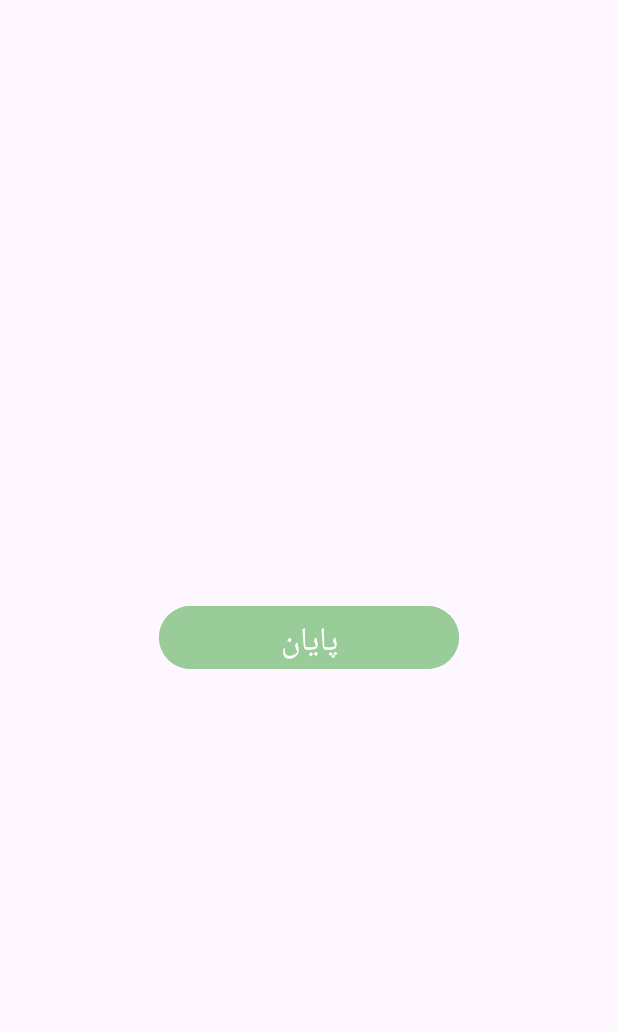
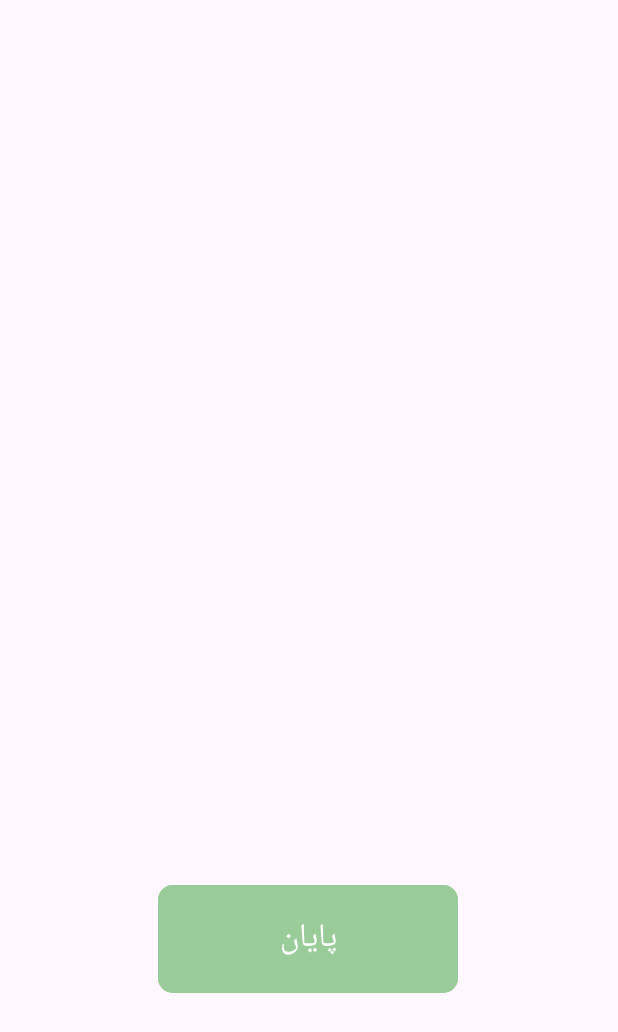
Before and after one commit to gooyacoder/germination_time, an Android app: the PlantGerminationCompleted screen opened directly, with no data from a screen before it, on a phone screen of 412 x 824 dp. Shown: the top 1032 px of the screen. Run offline under Robolectric (Android 15) with nearby library versions, the phone set to English and light mode, and no system bars; libraries missing offline, so code that uses them is left out: com.aminography.primecalendar; 2 statements that could not run were skipped.

Commit message:
7_11_1403  12:17

```diff
--- a/app/src/main/java/com/gooyacoder/germinationtime/MainActivity.kt
+++ b/app/src/main/java/com/gooyacoder/germinationtime/MainActivity.kt
@@ -20,6 +20,7 @@ class MainActivity : AppCompatActivity() {
 
     private lateinit var binding: ActivityMainBinding
     private lateinit var mediaPlayer: MediaPlayer
+    private lateinit var mediaPlayer_002: MediaPlayer
 
     override fun onCreate(savedInstanceState: Bundle?) {
         super.onCreate(savedInstanceState)
@@ -34,9 +35,11 @@ class MainActivity : AppCompatActivity() {
         dateTextView.setText(germinationDate.dateToPersian(date).longDateString)
 
         val g_completed_btn = findViewById<Button>(R.id.stop_button)
+        mediaPlayer_002 = MediaPlayer.create(this, R.raw.audio_002)
         g_completed_btn.setOnClickListener(object : View.OnClickListener {
             override fun onClick(v: View?) {
                 var intent = Intent(applicationContext, PlantGerminationCompleted::class.java)
+                mediaPlayer_002.start()
                 startActivity(intent)
             }
         })
@@ -71,5 +74,6 @@ class MainActivity : AppCompatActivity() {
     override fun onDestroy() {
         super.onDestroy()
         mediaPlayer.release() // Release resources when done
+        mediaPlayer_002.release()
     }
 }
--- a/app/src/main/java/com/gooyacoder/germinationtime/PlantGerminationCompleted.kt
+++ b/app/src/main/java/com/gooyacoder/germinationtime/PlantGerminationCompleted.kt
@@ -3,6 +3,7 @@ package com.gooyacoder.germinationtime
 import android.os.Bundle
 import android.view.View
 import android.widget.Button
+import android.widget.TextView
 import android.widget.Toast
 import androidx.activity.enableEdgeToEdge
 import androidx.appcompat.app.AlertDialog
@@ -53,6 +54,8 @@ ItemAdapter.OnItemLongClickListener {
         val c_date = CalculateDays()
         val days = c_date.Calculate(start, today)
         Toast.makeText(applicationContext, "${days} days.", Toast.LENGTH_LONG).show()
+        val resultTextView = findViewById<TextView>(R.id.resultTextview)
+        resultTextView.setText("${days} days.")
     }
 
     override fun onItemLongClick(item: Item) {
--- /dev/null
+++ b/app/src/main/res/drawable/button_background.xml
@@ -0,0 +1,4 @@
+<shape xmlns:android="http://schemas.android.com/apk/res/android">
+
+    <corners android:radius="10dp"/> <!-- Set your desired corner radius here -->
+</shape>
--- a/app/src/main/res/layout/activity_plant_germination_completed.xml
+++ b/app/src/main/res/layout/activity_plant_germination_completed.xml
@@ -10,21 +10,23 @@
     <androidx.recyclerview.widget.RecyclerView
         android:id="@+id/seedList"
         android:layout_width="300dp"
-        android:layout_height="300dp"
+        android:layout_height="500dp"
         android:layout_marginTop="50dp"
         app:layout_constraintEnd_toEndOf="parent"
         app:layout_constraintStart_toStartOf="parent"
         app:layout_constraintTop_toTopOf="parent" />
 
-    <Button
+    <com.google.android.material.button.MaterialButton
         android:id="@+id/stop_button"
         android:layout_width="200dp"
-        android:layout_height="50dp"
-        android:layout_marginTop="50dp"
-        android:textAppearance="@style/TextAppearance.AppCompat.Large"
+        android:layout_height="80dp"
+        android:layout_marginTop="36dp"
         android:backgroundTint="@color/button_color"
         android:text="پایان"
+        android:textAppearance="@style/TextAppearance.AppCompat.Large"
+        app:cornerRadius="10dp"
         app:layout_constraintEnd_toEndOf="parent"
+        app:layout_constraintHorizontal_bias="0.497"
         app:layout_constraintStart_toStartOf="parent"
         app:layout_constraintTop_toBottomOf="@+id/seedList" />
 
@@ -33,10 +35,13 @@
         android:layout_width="wrap_content"
         android:layout_height="wrap_content"
         android:layout_marginTop="50dp"
+        android:maxLines="5"
         android:minLines="2"
-        android:maxLines="5"
         android:text=""
+        app:layout_constraintBottom_toBottomOf="parent"
         app:layout_constraintEnd_toEndOf="parent"
+        app:layout_constraintHorizontal_bias="0.498"
         app:layout_constraintStart_toStartOf="parent"
-        app:layout_constraintTop_toBottomOf="@+id/stop_button" />
+        app:layout_constraintTop_toBottomOf="@+id/stop_button"
+        app:layout_constraintVertical_bias="1.0" />
 </androidx.constraintlayout.widget.ConstraintLayout>
--- a/app/src/main/res/layout/activity_plant_germination_started.xml
+++ b/app/src/main/res/layout/activity_plant_germination_started.xml
@@ -30,11 +30,12 @@
         app:layout_constraintStart_toStartOf="parent"
         app:layout_constraintTop_toBottomOf="@+id/seedPageTitle" />
 
-    <Button
+    <com.google.android.material.button.MaterialButton
         android:id="@+id/start_button"
         android:layout_width="200dp"
-        android:layout_height="50dp"
+        android:layout_height="80dp"
         android:layout_marginTop="50dp"
+        app:cornerRadius="10dp"
         android:backgroundTint="@color/button_color"
         android:text="شروع"
         android:textAppearance="@style/TextAppearance.AppCompat.Large"
```
Also changed, not shown: app/src/main/res/layout/activity_main.xml (+8 -4 lines), app/src/main/res/layout/item.xml (+10 -0 lines), 1 other file.
